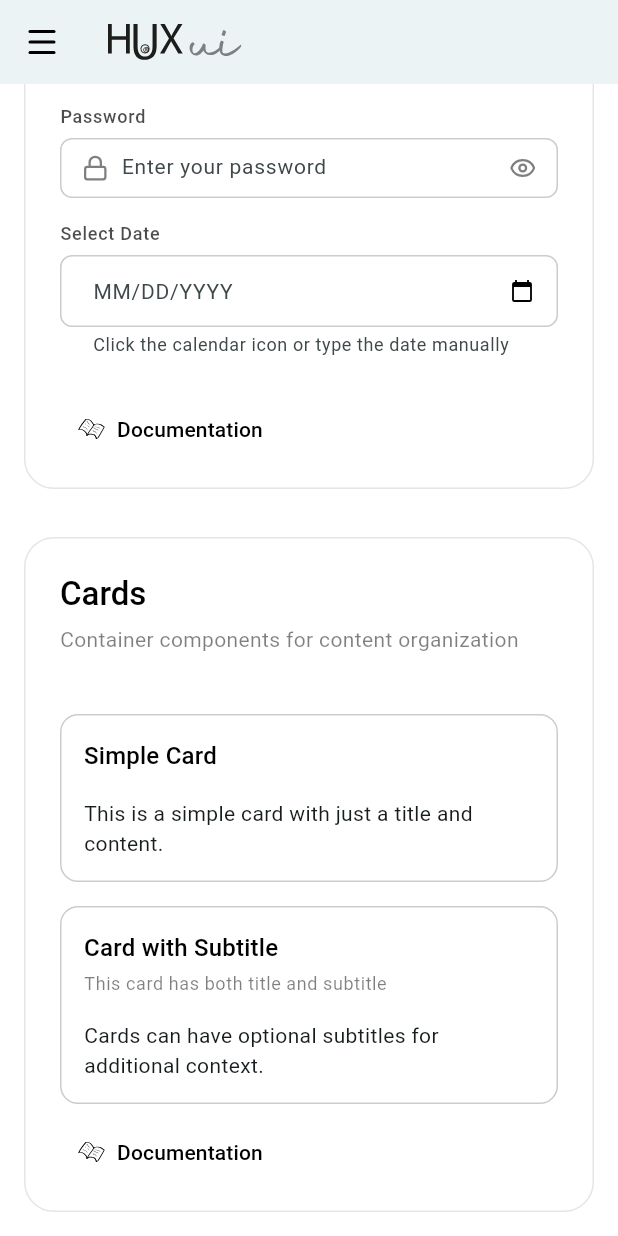
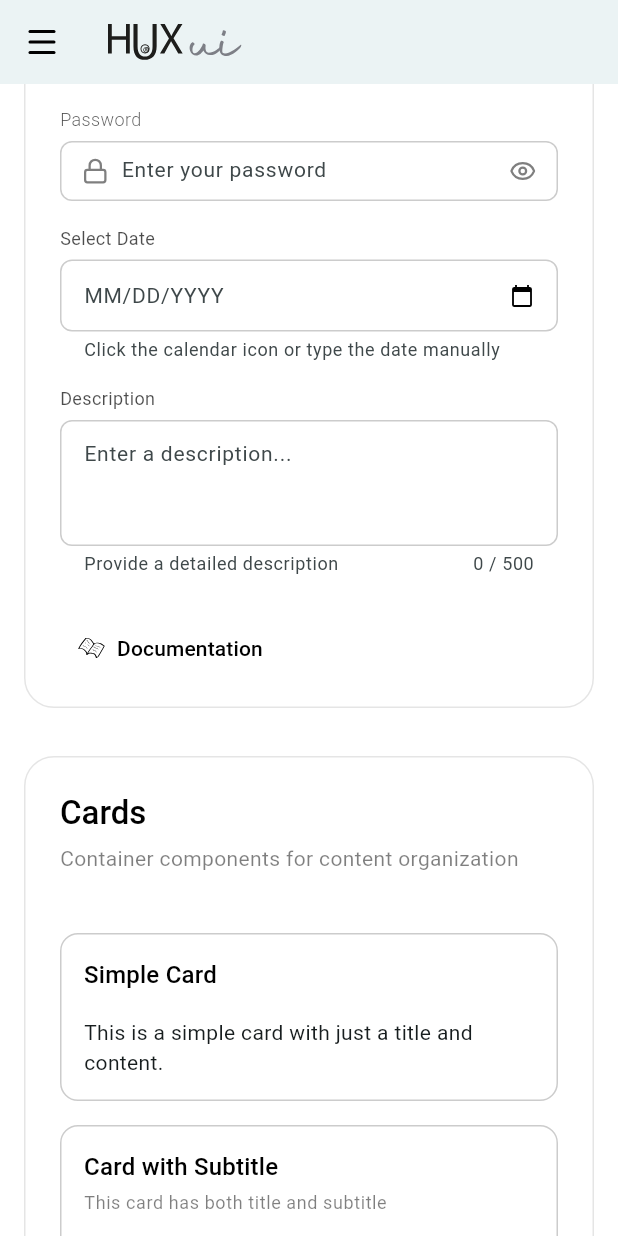
Before and after one commit to zoeglbrt/hux, a Flutter app: the screen it shows after launch, scrolled down 576 dp, on a phone screen of 412 x 824 dp. Run offline on Flutter 3.47's test engine with Material 3 defaults, Android fonts, the phone set to English and light mode, and no system bars; our stand-ins replace flutter_svg, lucide_icons; missing offline and left inert: cristalyse, universal_html; Roboto replaces fonts that are missing (Manrope).

Commit message:
Release 0.20.0: Add HuxTextarea component and improve input styling
Add new HuxTextarea component for multi-line text input with:
- Configurable min/max lines (default: 3-6)
- Optional character count display
- Full validation support
- Theme-aware styling with HuxTokens
- Consistent design with other input components

Enhancements:
- Reduce input label font weight from w500 to w400 for lighter appearance
- Reduce horizontal padding in HuxTextarea to 12px for better text density
- Reduce horizontal padding in HuxDateInput to 12px for consistency

Documentation:
- Add comprehensive textarea documentation page
- Update README with textarea usage examples
- Update component index and navigation

````diff
--- a/doc/docs.json
+++ b/doc/docs.json
@@ -42,6 +42,7 @@
               "components/dialog",
               "components/dropdown",
               "components/input",
+              "components/textarea",
               "components/loading",
               "components/pagination",
               "components/radio",
--- a/example/lib/main.dart
+++ b/example/lib/main.dart
@@ -224,6 +224,7 @@ class _MyHomePageState extends State<MyHomePage> {
   final _formKey = GlobalKey<FormState>();
   final _emailController = TextEditingController();
   final _passwordController = TextEditingController();
+  final _textareaController = TextEditingController();
   final _scrollController = ScrollController();
   final _scaffoldKey = GlobalKey<ScaffoldState>();
   bool _isLoading = false;
@@ -388,6 +389,7 @@ class _MyHomePageState extends State<MyHomePage> {
   void dispose() {
     _emailController.dispose();
     _passwordController.dispose();
+    _textareaController.dispose();
     _scrollController.dispose();
     super.dispose();
   }
@@ -1018,6 +1020,35 @@ class _MyHomePageState extends State<MyHomePage> {
                                                   'Click the calendar icon or type the date manually',
                                               onDateChanged: (date) {
                                                 // Handle date change
+                                              },
+                                            ),
+                                          ),
+                                        ),
+                                        const SizedBox(height: 16),
+
+                                        // Textarea Example
+                                        Center(
+                                          child: SizedBox(
+                                            width: inputWidth,
+                                            child: HuxTextarea(
+                                              controller: _textareaController,
+                                              label: 'Description',
+                                              hint: 'Enter a description...',
+                                              minLines: 3,
+                                              maxLines: 6,
+                                              maxLength: 500,
+                                              showCharacterCount: true,
+                                              helperText:
+                                                  'Provide a detailed description',
+                                              validator: (value) {
+                                                if (value == null ||
+                                                    value.isEmpty) {
+                                                  return 'Please enter a description';
+                                                }
+                                                if (value.length < 10) {
+                                                  return 'Description must be at least 10 characters';
+                                                }
+                                                return null;
                                               },
                                             ),
                                           ),
--- a/lib/hux.dart
+++ b/lib/hux.dart
@@ -6,6 +6,7 @@
 /// - Modern button components with multiple variants and WCAG AA contrast
 /// - Flexible card components with semantic tokens
 /// - Enhanced text input fields with validation support
+/// - Multi-line textarea component with character count support
 /// - Customizable loading indicators with theme awareness
 /// - Beautiful data visualization charts with cristalyse integration
 /// - Right-click context menus with smart positioning
@@ -47,6 +48,7 @@ library;
 export 'src/components/buttons/hux_button.dart';
 export 'src/components/cards/hux_card.dart';
 export 'src/components/inputs/hux_input.dart';
+export 'src/components/inputs/hux_textarea.dart';
 export 'src/components/inputs/hux_date_input.dart';
 export 'src/components/inputs/hux_checkbox.dart';
 export 'src/components/inputs/hux_radio.dart';
--- a/lib/src/components/inputs/hux_date_input.dart
+++ b/lib/src/components/inputs/hux_date_input.dart
@@ -293,10 +293,11 @@ class _HuxDateInputState extends State<HuxDateInput> {
         if (widget.label != null) ...[
           Text(
             widget.label!,
-            style: Theme.of(context).textTheme.labelMedium?.copyWith(
-                  fontWeight: FontWeight.w500,
-                  color: HuxTokens.textSecondary(context),
-                ),
+            style: TextStyle(
+              fontSize: Theme.of(context).textTheme.labelMedium?.fontSize ?? 12,
+              fontWeight: FontWeight.w400,
+              color: HuxTokens.textSecondary(context),
+            ),
           ),
           const SizedBox(height: 6),
         ],
@@ -328,7 +329,7 @@ class _HuxDateInputState extends State<HuxDateInput> {
               suffixIcon:
                   widget.showCalendarIcon ? _buildCalendarIcon(context) : null,
               contentPadding: const EdgeInsets.symmetric(
-                horizontal: 18,
+                horizontal: 12,
                 vertical: 12,
               ),
               border: OutlineInputBorder(
--- a/lib/src/components/inputs/hux_input.dart
+++ b/lib/src/components/inputs/hux_input.dart
@@ -1,4 +1,5 @@
 import 'package:flutter/material.dart';
+import 'package:lucide_icons/lucide_icons.dart';
 import '../../theme/hux_tokens.dart';
 
 /// HuxInput is a customizable text input component with consistent styling
@@ -23,7 +24,7 @@ import '../../theme/hux_tokens.dart';
 ///   onChanged: (value) => print('Email: $value'),
 /// )
 /// ```
-class HuxInput extends StatelessWidget {
+class HuxInput extends StatefulWidget {
   /// Creates a HuxInput widget.
   const HuxInput({
     super.key,
@@ -98,60 +99,126 @@ class HuxInput extends StatelessWidget {
   final double? width;
 
   @override
+  State<HuxInput> createState() => _HuxInputState();
+}
+
+class _HuxInputState extends State<HuxInput> {
+  bool _obscureText = false;
+  bool _isPasswordField = false;
+
+  @override
+  void initState() {
+    super.initState();
+    _obscureText = widget.obscureText;
+    _isPasswordField = widget.obscureText;
+  }
+
+  @override
+  void didUpdateWidget(HuxInput oldWidget) {
+    super.didUpdateWidget(oldWidget);
+    if (oldWidget.obscureText != widget.obscureText) {
+      _obscureText = widget.obscureText;
+      _isPasswordField = widget.obscureText;
+    }
+  }
+
+  void _togglePasswordVisibility() {
+    setState(() {
+      _obscureText = !_obscureText;
+    });
+  }
+
+  Widget? _buildPasswordToggleIcon(BuildContext context) {
+    if (!_isPasswordField) return null;
+
+    final effectiveIconSize = widget.iconSize ?? _getDefaultIconSize();
+    final outerPadding = _getIconHorizontalPadding();
+    const innerPadding = 4.0;
+
+    return GestureDetector(
+      onTap: _togglePasswordVisibility,
+      child: Padding(
+        padding: EdgeInsets.only(
+          left: innerPadding,
+          right: outerPadding,
+        ),
+        child: SizedBox(
+          width: effectiveIconSize,
+          height: effectiveIconSize,
+          child: Center(
+            child: IconTheme(
+              data: IconThemeData(
+                size: effectiveIconSize,
+                color: HuxTokens.iconSecondary(context),
+              ),
+              child: Icon(
+                _obscureText ? LucideIcons.eye : LucideIcons.eyeOff,
+              ),
+            ),
+          ),
+        ),
+      ),
+    );
+  }
+
+  @override
   Widget build(BuildContext context) {
     return Column(
       crossAxisAlignment: CrossAxisAlignment.start,
       children: [
-        if (label != null) ...[
+        if (widget.label != null) ...[
           Text(
-            label!,
-            style: Theme.of(context).textTheme.labelMedium?.copyWith(
-                  fontWeight: FontWeight.w500,
-                  color: HuxTokens.textSecondary(context),
-                ),
+            widget.label!,
+            style: TextStyle(
+              fontSize: Theme.of(context).textTheme.labelMedium?.fontSize ?? 12,
+              fontWeight: FontWeight.w300,
+              color: HuxTokens.textSecondary(context),
+            ),
           ),
           const SizedBox(height: 6),
         ],
         SizedBox(
-          width: width,
+          width: widget.width,
           child: SizedBox(
             height: _getHeight(),
             child: TextFormField(
-              controller: controller,
-              obscureText: obscureText,
-              enabled: enabled,
-              maxLines: maxLines,
-              keyboardType: keyboardType,
-              textInputAction: textInputAction,
-              onChanged: onChanged,
-              onFieldSubmitted: onSubmitted,
-              validator: validator,
+              controller: widget.controller,
+              obscureText: _obscureText,
+              enabled: widget.enabled,
+              maxLines: widget.maxLines,
+              keyboardType: widget.keyboardType,
+              textInputAction: widget.textInputAction,
+              onChanged: widget.onChanged,
+              onFieldSubmitted: widget.onSubmitted,
+              validator: widget.validator,
               style: const TextStyle(
                 fontSize: 14, // Small text size for all text fields
                 height: 1.4,
               ),
               decoration: InputDecoration(
-                hintText: hint,
-                prefixIcon: prefixIcon != null
-                    ? _buildIcon(prefixIcon!, isPrefix: true, context: context)
+                hintText: widget.hint,
+                prefixIcon: widget.prefixIcon != null
+                    ? _buildIcon(widget.prefixIcon!, isPrefix: true, context: context)
                     : null,
-                suffixIcon: suffixIcon != null
-                    ? _buildIcon(suffixIcon!, isPrefix: false, context: context)
-                    : null,
-                prefixIconConstraints: prefixIcon != null
+                suffixIcon: _isPasswordField
+                    ? _buildPasswordToggleIcon(context)
+                    : (widget.suffixIcon != null
+                        ? _buildIcon(widget.suffixIcon!, isPrefix: false, context: context)
+                        : null),
+                prefixIconConstraints: widget.prefixIcon != null
                     ? BoxConstraints(
                         minWidth: _getIconConstraintWidth(),
                         maxWidth: _getIconConstraintWidth(),
                       )
                     : null,
-                suffixIconConstraints: suffixIcon != null
+                suffixIconConstraints: (_isPasswordField || widget.suffixIcon != null)
                     ? BoxConstraints(
                         minWidth: _getIconConstraintWidth(),
                         maxWidth: _getIconConstraintWidth(),
                       )
                     : null,
-                errorText: errorText,
-                helperText: helperText,
+                errorText: widget.errorText,
+                helperText: widget.helperText,
                 contentPadding: EdgeInsets.symmetric(
                   horizontal: _getHorizontalPadding(),
                   vertical: _getVerticalPadding(),
@@ -195,7 +262,7 @@ class HuxInput extends StatelessWidget {
                   ),
                 ),
                 filled: true,
-                fillColor: enabled
+                fillColor: widget.enabled
                     ? HuxTokens.surfacePrimary(context)
                     : HuxTokens.surfaceSecondary(context),
               ),
@@ -212,7 +279,7 @@ class HuxInput extends StatelessWidget {
 
   Widget _buildIcon(Widget icon,
       {required bool isPrefix, required BuildContext context}) {
-    final effectiveIconSize = iconSize ?? _getDefaultIconSize();
+    final effectiveIconSize = widget.iconSize ?? _getDefaultIconSize();
     final outerPadding = _getIconHorizontalPadding();
     const innerPadding = 4.0; // Small gap between icon and text
 
@@ -238,7 +305,7 @@ class HuxInput extends StatelessWidget {
   }
 
   double _getIconConstraintWidth() {
-    final effectiveIconSize = iconSize ?? _getDefaultIconSize();
+    final effectiveIconSize = widget.iconSize ?? _getDefaultIconSize();
     final outerPadding = _getIconHorizontalPadding();
     const innerPadding = 5.0;
     return effectiveIconSize + outerPadding + innerPadding;
--- /dev/null
+++ b/lib/src/components/inputs/hux_textarea.dart
@@ -0,0 +1,247 @@
+import 'package:flutter/material.dart';
+import '../../theme/hux_tokens.dart';
+
+/// HuxTextarea is a customizable multi-line text input component with consistent
+/// styling and extensive customization options.
+///
+/// Provides a clean, modern textarea with support for labels, hints, validation,
+/// and different sizes. Automatically adapts to light and dark themes.
+/// Optimized for multi-line text input with proper height handling.
+///
+/// Example:
+/// ```dart
+/// HuxTextarea(
+///   label: 'Description',
+///   hint: 'Enter your description',
+///   minLines: 3,
+///   maxLines: 6,
+///   validator: (value) {
+///     if (value?.isEmpty ?? true) return 'Description is required';
+///     if (value!.length < 10) return 'Description must be at least 10 characters';
+///     return null;
+///   },
+///   onChanged: (value) => print('Description: $value'),
+/// )
+/// ```
+class HuxTextarea extends StatefulWidget {
+  /// Creates a HuxTextarea widget.
+  const HuxTextarea({
+    super.key,
+    this.controller,
+    this.label,
+    this.hint,
+    this.helperText,
+    this.errorText,
+    this.enabled = true,
+    this.minLines = 3,
+    this.maxLines = 6,
+    this.maxLength,
+    this.keyboardType,
+    this.textInputAction,
+    this.onChanged,
+    this.onSubmitted,
+    this.validator,
+    this.width,
+    this.showCharacterCount = false,
+  });
+
+  /// Controller for the text field
+  final TextEditingController? controller;
+
+  /// Label text displayed above the text field
+  final String? label;
+
+  /// Hint text displayed inside the text field when empty
+  final String? hint;
+
+  /// Helper text displayed below the text field
+  final String? helperText;
+
+  /// Error text displayed below the text field, overrides helperText
+  final String? errorText;
+
+  /// Whether the text field is enabled for input
+  final bool enabled;
+
+  /// Minimum number of lines for the textarea
+  final int minLines;
+
+  /// Maximum number of lines for the textarea
+  final int? maxLines;
+
+  /// Maximum character length
+  final int? maxLength;
+
+  /// The type of keyboard to use for editing the text
+  final TextInputType? keyboardType;
+
+  /// The type of action button to use for the keyboard
+  final TextInputAction? textInputAction;
+
+  /// Called when the text field value changes
+  final ValueChanged<String>? onChanged;
+
+  /// Called when the user submits the text field
+  final ValueChanged<String>? onSubmitted;
+
+  /// Validator function for form validation
+  final String? Function(String?)? validator;
+
+  /// Width of the text field (optional, defaults to full width)
+  final double? width;
+
+  /// Whether to show character count when maxLength is set
+  final bool showCharacterCount;
+
+  @override
+  State<HuxTextarea> createState() => _HuxTextareaState();
+}
+
+class _HuxTextareaState extends State<HuxTextarea> {
+  late TextEditingController _internalController;
+  bool _isInternalController = false;
+
+  @override
+  void initState() {
+    super.initState();
+    if (widget.controller != null) {
+      _internalController = widget.controller!;
+    } else {
+      _internalController = TextEditingController();
+      _isInternalController = true;
+    }
+    _internalController.addListener(_onTextChanged);
+  }
+
+  @override
+  void dispose() {
+    _internalController.removeListener(_onTextChanged);
+    if (_isInternalController) {
+      _internalController.dispose();
+    }
+    super.dispose();
+  }
+
+  void _onTextChanged() {
+    if (widget.showCharacterCount && widget.maxLength != null) {
+      setState(() {});
+    }
+  }
+
+  @override
+  Widget build(BuildContext context) {
+    return Column(
+      crossAxisAlignment: CrossAxisAlignment.start,
+      children: [
+        if (widget.label != null) ...[
+          Text(
+            widget.label!,
+            style: TextStyle(
+              fontSize: Theme.of(context).textTheme.labelMedium?.fontSize ?? 12,
+              fontWeight: FontWeight.w400,
+              color: HuxTokens.textSecondary(context),
+            ),
+          ),
+          const SizedBox(height: 6),
+        ],
+        SizedBox(
+          width: widget.width,
+          child: TextFormField(
+            controller: _internalController,
+            enabled: widget.enabled,
+            minLines: widget.minLines,
+            maxLines: widget.maxLines,
+            maxLength: widget.maxLength,
+            keyboardType: widget.keyboardType,
+            textInputAction: widget.textInputAction,
+            onChanged: widget.onChanged,
+            onFieldSubmitted: widget.onSubmitted,
+            validator: widget.validator,
+            style: const TextStyle(
+              fontSize: 14, // Small text size for all text fields
+              height: 1.4,
+            ),
+            decoration: InputDecoration(
+              hintText: widget.hint,
+              errorText: widget.errorText,
+              helperText: _buildHelperText(context),
+              contentPadding: EdgeInsets.symmetric(
+                horizontal: _getHorizontalPadding(),
+                vertical: _getVerticalPadding(),
+              ),
+              border: OutlineInputBorder(
+                borderRadius: BorderRadius.circular(8),
+                borderSide: BorderSide(
+                  color: HuxTokens.borderPrimary(context),
+                ),
+              ),
+              enabledBorder: OutlineInputBorder(
+                borderRadius: BorderRadius.circular(8),
+                borderSide: BorderSide(
+                  color: HuxTokens.borderPrimary(context),
+                ),
+              ),
+              focusedBorder: OutlineInputBorder(
+                borderRadius: BorderRadius.circular(8),
+                borderSide: BorderSide(
+                  color: HuxTokens.primary(context).withValues(alpha: 0.5),
+                  width: 1,
+                ),
+              ),
+              errorBorder: OutlineInputBorder(
+                borderRadius: BorderRadius.circular(8),
+                borderSide: BorderSide(
+                  color: HuxTokens.borderSecondary(context),
+                ),
+              ),
+              focusedErrorBorder: OutlineInputBorder(
+                borderRadius: BorderRadius.circular(8),
+                borderSide: BorderSide(
+                  color: HuxTokens.textDestructive(context),
+                  width: 2,
+                ),
+              ),
+              disabledBorder: OutlineInputBorder(
+                borderRadius: BorderRadius.circular(8),
+                borderSide: BorderSide(
+                  color: HuxTokens.borderSecondary(context),
+                ),
+              ),
+              filled: true,
+              fillColor: widget.enabled
+                  ? HuxTokens.surfacePrimary(context)
+                  : HuxTokens.surfaceSecondary(context),
+              counterText: widget.showCharacterCount && widget.maxLength != null
+                  ? _buildCharacterCount(context)
+                  : widget.maxLength != null && !widget.showCharacterCount
+                      ? ''
+                      : null,
+            ),
+          ),
+        ),
+      ],
+    );
+  }
+
+  String? _buildHelperText(BuildContext context) {
+    if (widget.errorText != null) return null;
+    if (widget.helperText != null) return widget.helperText;
+    return null;
+  }
+
+  String? _buildCharacterCount(BuildContext context) {
+    if (!widget.showCharacterCount || widget.maxLength == null) return null;
+
+    final currentLength = _internalController.text.length;
+
+    return '$currentLength / ${widget.maxLength}';
+  }
+
+  double _getHorizontalPadding() {
+    return 12; // Compact padding for textarea (no icons, more text-focused)
+  }
+
+  double _getVerticalPadding() {
+    return 12; // Single consistent vertical padding for all text fields
+  }
+}
--- a/pubspec.yaml
+++ b/pubspec.yaml
@@ -1,6 +1,6 @@
 name: hux
 description: An open-source state of the art UI library for Flutter
-version: 0.19.1
+version: 0.20.0
 homepage: https://github.com/lofidesigner/hux
 repository: https://github.com/lofidesigner/hux
 issue_tracker: https://github.com/lofidesigner/hux/issues
@@ -48,7 +48,7 @@ environment:
 dependencies:
   flutter:
     sdk: flutter
-  cristalyse: ^1.13.1
+  cristalyse: ^1.14.0
   universal_html: ^2.2.4
   lucide_icons: ^0.257.0
 
````
Also changed, not shown: 4 other files.
